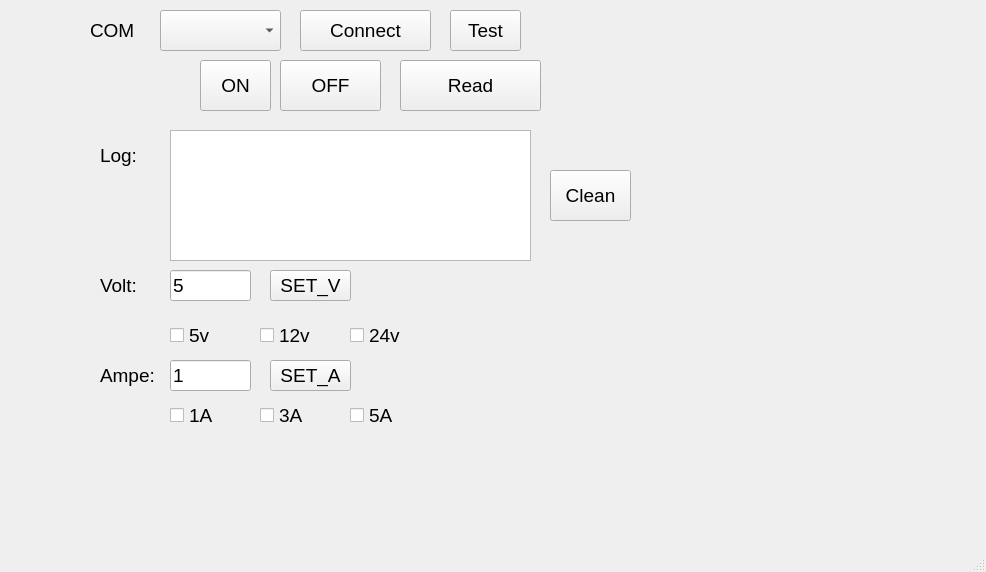
HungTran-lab/Commu_PSW, file gui.ui: the form before one commit.
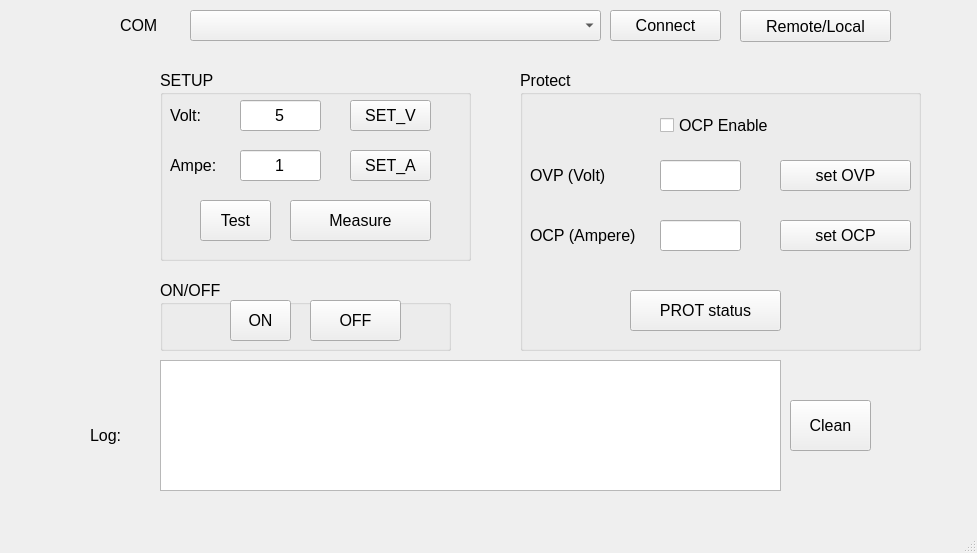
The form after the commit.

```diff
--- a/gui.ui
+++ b/gui.ui
@@ -6,8 +6,8 @@
    <rect>
     <x>0</x>
     <y>0</y>
-    <width>986</width>
-    <height>572</height>
+    <width>977</width>
+    <height>553</height>
    </rect>
   </property>
   <property name="windowTitle">
@@ -17,10 +17,10 @@
    <widget class="QComboBox" name="comboBox">
     <property name="geometry">
      <rect>
-      <x>160</x>
+      <x>190</x>
       <y>10</y>
-      <width>121</width>
-      <height>41</height>
+      <width>411</width>
+      <height>31</height>
      </rect>
     </property>
     <property name="font">
@@ -32,336 +32,66 @@
    <widget class="QLabel" name="label">
     <property name="geometry">
      <rect>
-      <x>90</x>
-      <y>20</y>
+      <x>120</x>
+      <y>10</y>
       <width>61</width>
-      <height>21</height>
+      <height>31</height>
      </rect>
     </property>
     <property name="font">
      <font>
-      <pointsize>14</pointsize>
+      <pointsize>12</pointsize>
      </font>
     </property>
     <property name="text">
      <string>COM </string>
     </property>
    </widget>
-   <widget class="QPushButton" name="on">
-    <property name="geometry">
-     <rect>
-      <x>200</x>
-      <y>60</y>
-      <width>71</width>
-      <height>51</height>
-     </rect>
-    </property>
-    <property name="font">
-     <font>
-      <pointsize>14</pointsize>
-     </font>
-    </property>
-    <property name="text">
-     <string>ON</string>
-    </property>
-   </widget>
-   <widget class="QPushButton" name="off">
-    <property name="geometry">
-     <rect>
-      <x>280</x>
-      <y>60</y>
-      <width>101</width>
-      <height>51</height>
-     </rect>
-    </property>
-    <property name="font">
-     <font>
-      <pointsize>14</pointsize>
-     </font>
-    </property>
-    <property name="text">
-     <string>OFF</string>
-    </property>
-   </widget>
    <widget class="QLabel" name="label_2">
     <property name="geometry">
      <rect>
-      <x>100</x>
-      <y>140</y>
+      <x>90</x>
+      <y>420</y>
       <width>61</width>
       <height>31</height>
      </rect>
     </property>
     <property name="font">
      <font>
-      <pointsize>14</pointsize>
+      <pointsize>12</pointsize>
      </font>
     </property>
     <property name="text">
      <string>Log:</string>
     </property>
    </widget>
-   <widget class="QPushButton" name="test">
-    <property name="geometry">
-     <rect>
-      <x>450</x>
-      <y>10</y>
-      <width>71</width>
-      <height>41</height>
-     </rect>
-    </property>
-    <property name="font">
-     <font>
-      <pointsize>14</pointsize>
-     </font>
-    </property>
-    <property name="text">
-     <string>Test</string>
-    </property>
-   </widget>
    <widget class="QTextEdit" name="logg">
     <property name="geometry">
      <rect>
-      <x>170</x>
-      <y>130</y>
-      <width>361</width>
+      <x>160</x>
+      <y>360</y>
+      <width>621</width>
       <height>131</height>
      </rect>
     </property>
     <property name="font">
      <font>
-      <pointsize>14</pointsize>
+      <pointsize>12</pointsize>
      </font>
     </property>
    </widget>
-   <widget class="QLineEdit" name="volt">
-    <property name="geometry">
-     <rect>
-      <x>170</x>
-      <y>270</y>
-      <width>81</width>
-      <height>31</height>
-     </rect>
-    </property>
-    <property name="font">
-     <font>
-      <pointsize>14</pointsize>
-     </font>
-    </property>
-    <property name="text">
-     <string>5</string>
-    </property>
-   </widget>
-   <widget class="QLabel" name="label_3">
-    <property name="geometry">
-     <rect>
-      <x>100</x>
-      <y>270</y>
-      <width>61</width>
-      <height>31</height>
-     </rect>
-    </property>
-    <property name="font">
-     <font>
-      <pointsize>14</pointsize>
-     </font>
-    </property>
-    <property name="text">
-     <string>Volt:</string>
-    </property>
-   </widget>
-   <widget class="QPushButton" name="set_v">
-    <property name="geometry">
-     <rect>
-      <x>270</x>
-      <y>270</y>
-      <width>81</width>
-      <height>31</height>
-     </rect>
-    </property>
-    <property name="font">
-     <font>
-      <pointsize>14</pointsize>
-     </font>
-    </property>
-    <property name="text">
-     <string>SET_V</string>
-    </property>
-   </widget>
-   <widget class="QLabel" name="label_4">
-    <property name="geometry">
-     <rect>
-      <x>100</x>
-      <y>360</y>
-      <width>61</width>
-      <height>31</height>
-     </rect>
-    </property>
-    <property name="font">
-     <font>
-      <pointsize>14</pointsize>
-     </font>
-    </property>
-    <property name="text">
-     <string>Ampe:</string>
-    </property>
-   </widget>
-   <widget class="QPushButton" name="set_a">
-    <property name="geometry">
-     <rect>
-      <x>270</x>
-      <y>360</y>
-      <width>81</width>
-      <height>31</height>
-     </rect>
-    </property>
-    <property name="font">
-     <font>
-      <pointsize>14</pointsize>
-     </font>
-    </property>
-    <property name="text">
-     <string>SET_A</string>
-    </property>
-   </widget>
-   <widget class="QLineEdit" name="ampe">
-    <property name="geometry">
-     <rect>
-      <x>170</x>
-      <y>360</y>
-      <width>81</width>
-      <height>31</height>
-     </rect>
-    </property>
-    <property name="font">
-     <font>
-      <pointsize>14</pointsize>
-     </font>
-    </property>
-    <property name="text">
-     <string>1</string>
-    </property>
-   </widget>
-   <widget class="QCheckBox" name="v5">
-    <property name="geometry">
-     <rect>
-      <x>170</x>
-      <y>320</y>
-      <width>61</width>
-      <height>31</height>
-     </rect>
-    </property>
-    <property name="font">
-     <font>
-      <pointsize>14</pointsize>
-     </font>
-    </property>
-    <property name="text">
-     <string>5v</string>
-    </property>
-   </widget>
-   <widget class="QCheckBox" name="v12">
-    <property name="geometry">
-     <rect>
-      <x>260</x>
-      <y>320</y>
-      <width>61</width>
-      <height>31</height>
-     </rect>
-    </property>
-    <property name="font">
-     <font>
-      <pointsize>14</pointsize>
-     </font>
-    </property>
-    <property name="text">
-     <string>12v</string>
-    </property>
-   </widget>
-   <widget class="QCheckBox" name="v24">
-    <property name="geometry">
-     <rect>
-      <x>350</x>
-      <y>320</y>
-      <width>61</width>
-      <height>31</height>
-     </rect>
-    </property>
-    <property name="font">
-     <font>
-      <pointsize>14</pointsize>
-     </font>
-    </property>
-    <property name="text">
-     <string>24v</string>
-    </property>
-   </widget>
-   <widget class="QCheckBox" name="v12_2">
-    <property name="geometry">
-     <rect>
-      <x>260</x>
-      <y>400</y>
-      <width>61</width>
-      <height>31</height>
-     </rect>
-    </property>
-    <property name="font">
-     <font>
-      <pointsize>14</pointsize>
-     </font>
-    </property>
-    <property name="text">
-     <string>3A</string>
-    </property>
-   </widget>
-   <widget class="QCheckBox" name="v24_2">
-    <property name="geometry">
-     <rect>
-      <x>350</x>
-      <y>400</y>
-      <width>61</width>
-      <height>31</height>
-     </rect>
-    </property>
-    <property name="font">
-     <font>
-      <pointsize>14</pointsize>
-     </font>
-    </property>
-    <property name="text">
-     <string>5A</string>
-    </property>
-   </widget>
-   <widget class="QCheckBox" name="v5_2">
-    <property name="geometry">
-     <rect>
-      <x>170</x>
-      <y>400</y>
-      <width>61</width>
-      <height>31</height>
-     </rect>
-    </property>
-    <property name="font">
-     <font>
-      <pointsize>14</pointsize>
-     </font>
-    </property>
-    <property name="text">
-     <string>1A</string>
-    </property>
-   </widget>
    <widget class="QPushButton" name="connect">
     <property name="geometry">
      <rect>
-      <x>300</x>
+      <x>610</x>
       <y>10</y>
-      <width>131</width>
-      <height>41</height>
+      <width>111</width>
+      <height>31</height>
      </rect>
     </property>
     <property name="font">
      <font>
-      <pointsize>14</pointsize>
+      <pointsize>12</pointsize>
      </font>
     </property>
     <property name="text">
@@ -371,39 +101,429 @@
    <widget class="QPushButton" name="clean">
     <property name="geometry">
      <rect>
-      <x>550</x>
-      <y>170</y>
+      <x>790</x>
+      <y>400</y>
       <width>81</width>
       <height>51</height>
      </rect>
     </property>
     <property name="font">
      <font>
-      <pointsize>14</pointsize>
+      <pointsize>12</pointsize>
      </font>
     </property>
     <property name="text">
      <string>Clean</string>
     </property>
    </widget>
-   <widget class="QPushButton" name="read">
+   <widget class="QPushButton" name="remote">
     <property name="geometry">
      <rect>
-      <x>400</x>
-      <y>60</y>
-      <width>141</width>
-      <height>51</height>
+      <x>740</x>
+      <y>10</y>
+      <width>151</width>
+      <height>32</height>
      </rect>
     </property>
     <property name="font">
      <font>
-      <pointsize>14</pointsize>
+      <pointsize>12</pointsize>
      </font>
     </property>
     <property name="text">
-     <string>Read</string>
+     <string>Remote/Local</string>
     </property>
    </widget>
+   <widget class="QGroupBox" name="groupBox">
+    <property name="geometry">
+     <rect>
+      <x>160</x>
+      <y>70</y>
+      <width>311</width>
+      <height>191</height>
+     </rect>
+    </property>
+    <property name="font">
+     <font>
+      <pointsize>12</pointsize>
+     </font>
+    </property>
+    <property name="title">
+     <string>SETUP</string>
+    </property>
+    <widget class="QLineEdit" name="volt">
+     <property name="geometry">
+      <rect>
+       <x>80</x>
+       <y>30</y>
+       <width>81</width>
+       <height>31</height>
+      </rect>
+     </property>
+     <property name="font">
+      <font>
+       <pointsize>12</pointsize>
+      </font>
+     </property>
+     <property name="text">
+      <string>5</string>
+     </property>
+     <property name="alignment">
+      <set>Qt::AlignCenter</set>
+     </property>
+    </widget>
+    <widget class="QLabel" name="label_3">
+     <property name="geometry">
+      <rect>
+       <x>10</x>
+       <y>30</y>
+       <width>61</width>
+       <height>31</height>
+      </rect>
+     </property>
+     <property name="font">
+      <font>
+       <pointsize>12</pointsize>
+      </font>
+     </property>
+     <property name="text">
+      <string>Volt:</string>
+     </property>
+    </widget>
+    <widget class="QPushButton" name="set_v">
+     <property name="geometry">
+      <rect>
+       <x>190</x>
+       <y>30</y>
+       <width>81</width>
+       <height>31</height>
+      </rect>
+     </property>
+     <property name="font">
+      <font>
+       <pointsize>12</pointsize>
+      </font>
+     </property>
+     <property name="text">
+      <string>SET_V</string>
+     </property>
+    </widget>
+    <widget class="QLabel" name="label_4">
+     <property name="geometry">
+      <rect>
+       <x>10</x>
+       <y>80</y>
+       <width>61</width>
+       <height>31</height>
+      </rect>
+     </property>
+     <property name="font">
+      <font>
+       <pointsize>12</pointsize>
+      </font>
+     </property>
+     <property name="text">
+      <string>Ampe:</string>
+     </property>
+    </widget>
+    <widget class="QLineEdit" name="ampe">
+     <property name="geometry">
+      <rect>
+       <x>80</x>
+       <y>80</y>
+       <width>81</width>
+       <height>31</height>
+      </rect>
+     </property>
+     <property name="font">
+      <font>
+       <pointsize>12</pointsize>
+      </font>
+     </property>
+     <property name="text">
+      <string>1</string>
+     </property>
+     <property name="alignment">
+      <set>Qt::AlignCenter</set>
+     </property>
+    </widget>
+    <widget class="QPushButton" name="set_a">
+     <property name="geometry">
+      <rect>
+       <x>190</x>
+       <y>80</y>
+       <width>81</width>
+       <height>31</height>
+      </rect>
+     </property>
+     <property name="font">
+      <font>
+       <pointsize>12</pointsize>
+      </font>
+     </property>
+     <property name="text">
+      <string>SET_A</string>
+     </property>
+    </widget>
+    <widget class="QPushButton" name="test">
+     <property name="geometry">
+      <rect>
+       <x>40</x>
+       <y>130</y>
+       <width>71</width>
+       <height>41</height>
+      </rect>
+     </property>
+     <property name="font">
+      <font>
+       <pointsize>12</pointsize>
+      </font>
+     </property>
+     <property name="text">
+      <string>Test</string>
+     </property>
+    </widget>
+    <widget class="QPushButton" name="read">
+     <property name="geometry">
+      <rect>
+       <x>130</x>
+       <y>130</y>
+       <width>141</width>
+       <height>41</height>
+      </rect>
+     </property>
+     <property name="font">
+      <font>
+       <pointsize>12</pointsize>
+      </font>
+     </property>
+     <property name="text">
+      <string>Measure</string>
+     </property>
+    </widget>
+   </widget>
+   <widget class="QGroupBox" name="groupBox_2">
+    <property name="geometry">
+     <rect>
+      <x>520</x>
+      <y>70</y>
+      <width>401</width>
+      <height>281</height>
+     </rect>
+    </property>
+    <property name="font">
+     <font>
+      <pointsize>12</pointsize>
+     </font>
+    </property>
+    <property name="title">
+     <string>Protect</string>
+    </property>
+    <widget class="QLabel" name="label_5">
+     <property name="geometry">
+      <rect>
+       <x>10</x>
+       <y>90</y>
+       <width>121</width>
+       <height>31</height>
+      </rect>
+     </property>
+     <property name="font">
+      <font>
+       <pointsize>12</pointsize>
+      </font>
+     </property>
+     <property name="text">
+      <string>OVP (Volt)</string>
+     </property>
+    </widget>
+    <widget class="QLineEdit" name="ovp">
+     <property name="geometry">
+      <rect>
+       <x>140</x>
+       <y>90</y>
+       <width>81</width>
+       <height>31</height>
+      </rect>
+     </property>
+     <property name="font">
+      <font>
+       <pointsize>14</pointsize>
+      </font>
+     </property>
+     <property name="text">
+      <string/>
+     </property>
+     <property name="alignment">
+      <set>Qt::AlignCenter</set>
+     </property>
+    </widget>
+    <widget class="QPushButton" name="set_ovp">
+     <property name="geometry">
+      <rect>
+       <x>260</x>
+       <y>90</y>
+       <width>131</width>
+       <height>31</height>
+      </rect>
+     </property>
+     <property name="font">
+      <font>
+       <pointsize>12</pointsize>
+      </font>
+     </property>
+     <property name="text">
+      <string>set OVP</string>
+     </property>
+    </widget>
+    <widget class="QLabel" name="label_6">
+     <property name="geometry">
+      <rect>
+       <x>10</x>
+       <y>150</y>
+       <width>161</width>
+       <height>31</height>
+      </rect>
+     </property>
+     <property name="font">
+      <font>
+       <pointsize>12</pointsize>
+      </font>
+     </property>
+     <property name="text">
+      <string>OCP (Ampere)</string>
+     </property>
+    </widget>
+    <widget class="QLineEdit" name="ocp">
+     <property name="geometry">
+      <rect>
+       <x>140</x>
+       <y>150</y>
+       <width>81</width>
+       <height>31</height>
+      </rect>
+     </property>
+     <property name="font">
+      <font>
+       <pointsize>14</pointsize>
+      </font>
+     </property>
+     <property name="text">
+      <string/>
+     </property>
+     <property name="alignment">
+      <set>Qt::AlignCenter</set>
+     </property>
+    </widget>
+    <widget class="QPushButton" name="set_ocp">
+     <property name="geometry">
+      <rect>
+       <x>260</x>
+       <y>150</y>
+       <width>131</width>
+       <height>31</height>
+      </rect>
+     </property>
+     <property name="font">
+      <font>
+       <pointsize>12</pointsize>
+      </font>
+     </property>
+     <property name="text">
+      <string>set OCP</string>
+     </property>
+    </widget>
+    <widget class="QCheckBox" name="ocp_en">
+     <property name="geometry">
+      <rect>
+       <x>140</x>
+       <y>40</y>
+       <width>151</width>
+       <height>31</height>
+      </rect>
+     </property>
+     <property name="font">
+      <font>
+       <pointsize>12</pointsize>
+      </font>
+     </property>
+     <property name="text">
+      <string>OCP Enable</string>
+     </property>
+    </widget>
+    <widget class="QPushButton" name="prot_status">
+     <property name="geometry">
+      <rect>
+       <x>110</x>
+       <y>220</y>
+       <width>151</width>
+       <height>41</height>
+      </rect>
+     </property>
+     <property name="font">
+      <font>
+       <pointsize>12</pointsize>
+      </font>
+     </property>
+     <property name="text">
+      <string>PROT status</string>
+     </property>
+    </widget>
+   </widget>
+   <widget class="QGroupBox" name="groupBox_3">
+    <property name="geometry">
+     <rect>
+      <x>160</x>
+      <y>280</y>
+      <width>291</width>
+      <height>71</height>
+     </rect>
+    </property>
+    <property name="font">
+     <font>
+      <pointsize>12</pointsize>
+     </font>
+    </property>
+    <property name="title">
+     <string>ON/OFF</string>
+    </property>
+    <widget class="QPushButton" name="on">
+     <property name="geometry">
+      <rect>
+       <x>70</x>
+       <y>20</y>
+       <width>61</width>
+       <height>41</height>
+      </rect>
+     </property>
+     <property name="font">
+      <font>
+       <pointsize>12</pointsize>
+      </font>
+     </property>
+     <property name="text">
+      <string>ON</string>
+     </property>
+    </widget>
+    <widget class="QPushButton" name="off">
+     <property name="geometry">
+      <rect>
+       <x>150</x>
+       <y>20</y>
+       <width>91</width>
+       <height>41</height>
+      </rect>
+     </property>
+     <property name="font">
+      <font>
+       <pointsize>12</pointsize>
+      </font>
+     </property>
+     <property name="text">
+      <string>OFF</string>
+     </property>
+    </widget>
+   </widget>
   </widget>
   <widget class="QMenuBar" name="menubar">
    <property name="geometry">
```
Left out of the diff: 4 changed lines with no effect on the pictures.
